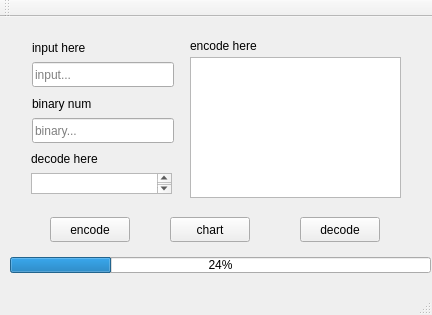
The window that mainwindow.ui (ibacker/HuffmanTree-encode-and-decode) describes before a commit, drawn with Qt 5.
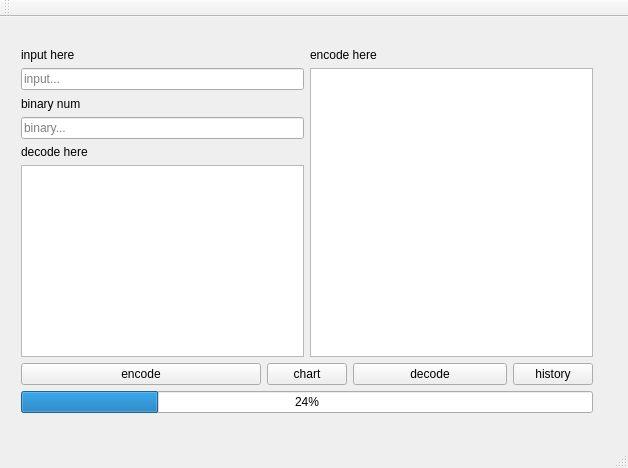
The same window after the commit.

The edit to the form file:
```diff
--- a/mainwindow.ui
+++ b/mainwindow.ui
@@ -6,23 +6,39 @@
    <rect>
     <x>0</x>
     <y>0</y>
-    <width>432</width>
-    <height>315</height>
+    <width>628</width>
+    <height>468</height>
    </rect>
   </property>
   <property name="windowTitle">
    <string>MainWindow</string>
   </property>
   <widget class="QWidget" name="centralWidget">
-   <widget class="QLabel" name="label_2">
+   <widget class="QWidget" name="">
     <property name="geometry">
      <rect>
-      <x>190</x>
+      <x>10</x>
       <y>20</y>
-      <width>85</width>
-      <height>17</height>
+      <width>594</width>
+      <height>387</height>
      </rect>
     </property>
+    <layout class="QGridLayout" name="gridLayout">
+     <item row="0" column="0">
+      <widget class="QLabel" name="label">
+       <property name="sizePolicy">
+        <sizepolicy hsizetype="Expanding" vsizetype="Expanding">
+         <horstretch>0</horstretch>
+         <verstretch>0</verstretch>
+        </sizepolicy>
+       </property>
+       <property name="text">
+        <string>input here</string>
+       </property>
+      </widget>
+     </item>
+     <item row="0" column="2" colspan="2">
+      <widget class="QLabel" name="label_2">
     <property name="sizePolicy">
      <sizepolicy hsizetype="Expanding" vsizetype="Expanding">
       <horstretch>0</horstretch>
@@ -33,15 +49,25 @@
      <string>encode here</string>
     </property>
    </widget>
+     </item>
+     <item row="1" column="0" colspan="2">
+      <widget class="QLineEdit" name="lineEdit_input">
+       <property name="sizePolicy">
+        <sizepolicy hsizetype="Expanding" vsizetype="Expanding">
+         <horstretch>0</horstretch>
+         <verstretch>0</verstretch>
+        </sizepolicy>
+       </property>
+       <property name="placeholderText">
+        <string>input...</string>
+       </property>
+       <property name="clearButtonEnabled">
+        <bool>false</bool>
+       </property>
+      </widget>
+     </item>
+     <item row="1" column="2" rowspan="5" colspan="3">
    <widget class="QPlainTextEdit" name="input_Text_encode">
-    <property name="geometry">
-     <rect>
-      <x>190</x>
-      <y>40</y>
-      <width>211</width>
-      <height>141</height>
-     </rect>
-    </property>
     <property name="sizePolicy">
      <sizepolicy hsizetype="Expanding" vsizetype="Expanding">
       <horstretch>0</horstretch>
@@ -52,15 +78,41 @@
      <bool>true</bool>
     </property>
    </widget>
+     </item>
+     <item row="2" column="0">
+      <widget class="QLabel" name="label_3">
+       <property name="sizePolicy">
+        <sizepolicy hsizetype="Expanding" vsizetype="Expanding">
+         <horstretch>0</horstretch>
+         <verstretch>0</verstretch>
+        </sizepolicy>
+       </property>
+       <property name="text">
+        <string>binary num</string>
+       </property>
+      </widget>
+     </item>
+     <item row="3" column="0" colspan="2">
+      <widget class="QLineEdit" name="lineEdit_binary">
+       <property name="sizePolicy">
+        <sizepolicy hsizetype="Expanding" vsizetype="Expanding">
+         <horstretch>0</horstretch>
+         <verstretch>0</verstretch>
+        </sizepolicy>
+       </property>
+       <property name="inputMethodHints">
+        <set>Qt::ImhDigitsOnly</set>
+       </property>
+       <property name="placeholderText">
+        <string>binary...</string>
+       </property>
+       <property name="clearButtonEnabled">
+        <bool>false</bool>
+       </property>
+      </widget>
+     </item>
+     <item row="4" column="0">
    <widget class="QLabel" name="label_4">
-    <property name="geometry">
-     <rect>
-      <x>31</x>
-      <y>133</y>
-      <width>85</width>
-      <height>17</height>
-     </rect>
-    </property>
     <property name="sizePolicy">
      <sizepolicy hsizetype="Expanding" vsizetype="Expanding">
       <horstretch>0</horstretch>
@@ -71,15 +123,9 @@
      <string>decode here</string>
     </property>
    </widget>
+     </item>
+     <item row="5" column="0" colspan="2">
    <widget class="QPlainTextEdit" name="output_decode">
-    <property name="geometry">
-     <rect>
-      <x>31</x>
-      <y>156</y>
-      <width>141</width>
-      <height>21</height>
-     </rect>
-    </property>
     <property name="sizePolicy">
      <sizepolicy hsizetype="Expanding" vsizetype="Expanding">
       <horstretch>0</horstretch>
@@ -90,15 +136,9 @@
      <bool>true</bool>
     </property>
    </widget>
+     </item>
+     <item row="6" column="0">
    <widget class="QPushButton" name="Button_encode">
-    <property name="geometry">
-     <rect>
-      <x>50</x>
-      <y>200</y>
-      <width>80</width>
-      <height>25</height>
-     </rect>
-    </property>
     <property name="sizePolicy">
      <sizepolicy hsizetype="Expanding" vsizetype="Expanding">
       <horstretch>0</horstretch>
@@ -109,15 +149,9 @@
      <string>encode</string>
     </property>
    </widget>
+     </item>
+     <item row="6" column="1" colspan="2">
    <widget class="QPushButton" name="Button_chart">
-    <property name="geometry">
-     <rect>
-      <x>170</x>
-      <y>200</y>
-      <width>80</width>
-      <height>25</height>
-     </rect>
-    </property>
     <property name="sizePolicy">
      <sizepolicy hsizetype="Expanding" vsizetype="Expanding">
       <horstretch>0</horstretch>
@@ -128,15 +162,9 @@
      <string>chart</string>
     </property>
    </widget>
+     </item>
+     <item row="6" column="3">
    <widget class="QPushButton" name="Button_decode">
-    <property name="geometry">
-     <rect>
-      <x>300</x>
-      <y>200</y>
-      <width>80</width>
-      <height>25</height>
-     </rect>
-    </property>
     <property name="sizePolicy">
      <sizepolicy hsizetype="Expanding" vsizetype="Expanding">
       <horstretch>0</horstretch>
@@ -147,104 +175,23 @@
      <string>decode</string>
     </property>
    </widget>
-   <widget class="QLabel" name="label">
-    <property name="geometry">
-     <rect>
-      <x>32</x>
-      <y>22</y>
-      <width>71</width>
-      <height>17</height>
-     </rect>
-    </property>
-    <property name="sizePolicy">
-     <sizepolicy hsizetype="Expanding" vsizetype="Expanding">
-      <horstretch>0</horstretch>
-      <verstretch>0</verstretch>
-     </sizepolicy>
-    </property>
+     </item>
+     <item row="6" column="4">
+      <widget class="QPushButton" name="Button_history">
     <property name="text">
-     <string>input here</string>
-    </property>
-   </widget>
-   <widget class="QLineEdit" name="lineEdit_input">
-    <property name="geometry">
-     <rect>
-      <x>32</x>
-      <y>45</y>
-      <width>142</width>
-      <height>25</height>
-     </rect>
-    </property>
-    <property name="sizePolicy">
-     <sizepolicy hsizetype="Expanding" vsizetype="Expanding">
-      <horstretch>0</horstretch>
-      <verstretch>0</verstretch>
-     </sizepolicy>
-    </property>
-    <property name="placeholderText">
-     <string>input...</string>
-    </property>
-    <property name="clearButtonEnabled">
-     <bool>false</bool>
-    </property>
-   </widget>
-   <widget class="QLabel" name="label_3">
-    <property name="geometry">
-     <rect>
-      <x>32</x>
-      <y>78</y>
-      <width>77</width>
-      <height>17</height>
-     </rect>
-    </property>
-    <property name="sizePolicy">
-     <sizepolicy hsizetype="Expanding" vsizetype="Expanding">
-      <horstretch>0</horstretch>
-      <verstretch>0</verstretch>
-     </sizepolicy>
-    </property>
-    <property name="text">
-     <string>binary num</string>
-    </property>
-   </widget>
-   <widget class="QLineEdit" name="lineEdit_binary">
-    <property name="geometry">
-     <rect>
-      <x>32</x>
-      <y>101</y>
-      <width>142</width>
-      <height>25</height>
-     </rect>
-    </property>
-    <property name="sizePolicy">
-     <sizepolicy hsizetype="Expanding" vsizetype="Expanding">
-      <horstretch>0</horstretch>
-      <verstretch>0</verstretch>
-     </sizepolicy>
-    </property>
-    <property name="inputMethodHints">
-     <set>Qt::ImhDigitsOnly</set>
-    </property>
-    <property name="placeholderText">
-     <string>binary...</string>
-    </property>
-    <property name="clearButtonEnabled">
-     <bool>false</bool>
-    </property>
-   </widget>
+        <string>history</string>
+       </property>
+      </widget>
+     </item>
+     <item row="7" column="0" colspan="5">
    <widget class="QProgressBar" name="progressBar">
-    <property name="geometry">
-     <rect>
-      <x>10</x>
-      <y>240</y>
-      <width>421</width>
-      <height>16</height>
-     </rect>
-    </property>
     <property name="value">
      <number>24</number>
     </property>
    </widget>
+     </item>
+    </layout>
+   </widget>
   </widget>
   <widget class="QMenuBar" name="menuBar">
    <property name="geometry">
```
Left out of the diff: 2 changed lines with no effect on the pictures. Lines whose indentation alone changed are shown as unchanged.
